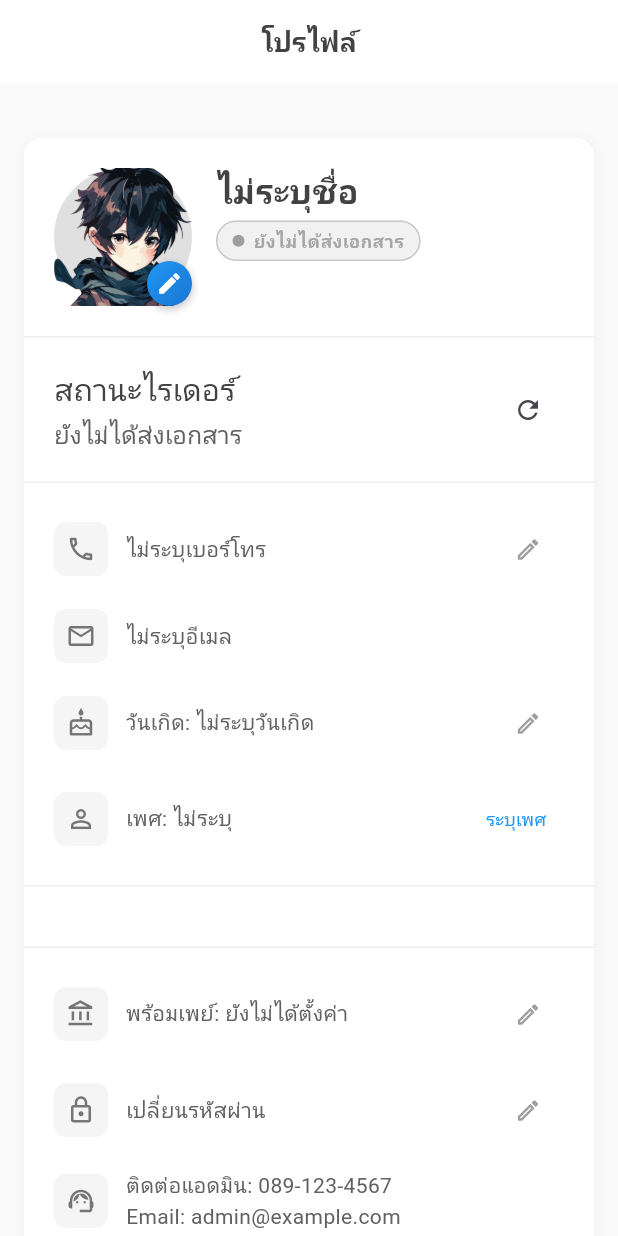
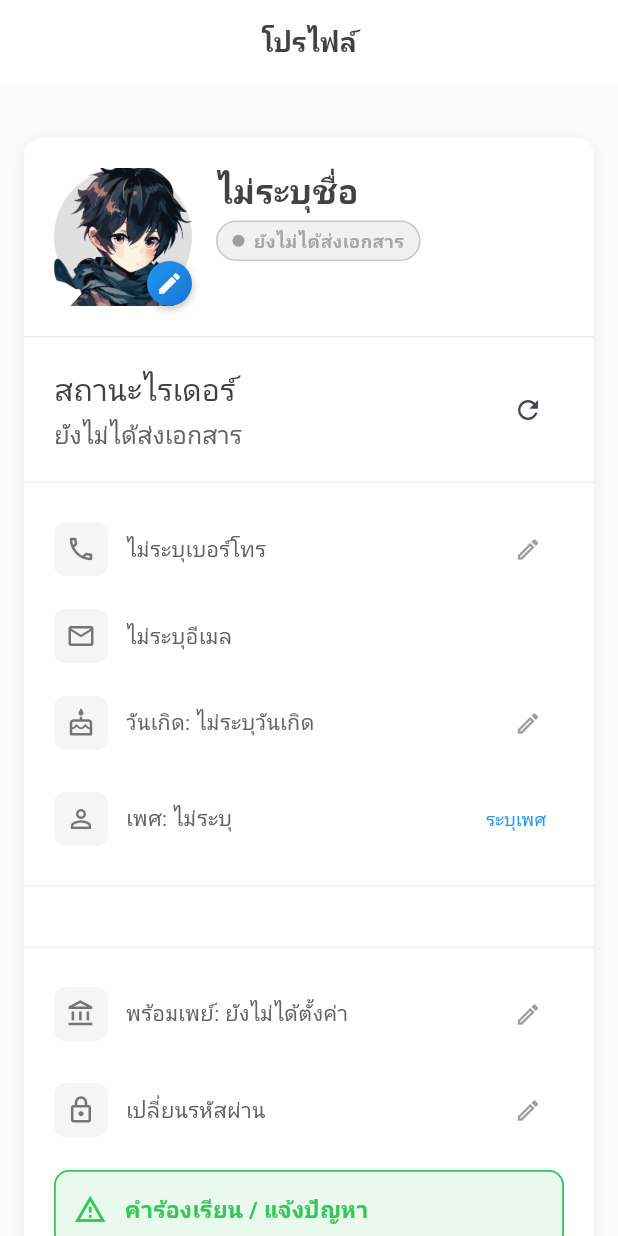
Before and after one commit to Natthawut1234/Rider_Delivery, a Flutter app: the _ProfileView screen opened directly, on a phone screen of 412 x 824 dp. Run offline on Flutter 3.47's test engine with Material 3 defaults, Android fonts, the phone set to English and light mode, and no system bars; our stand-ins replace awesome_dialog, dio, flutter_svg, flutter_tts, fluttertoast, geolocator and 7 more; missing offline and left inert: flutter_polyline_points, gal, promptpay_qrcode_generate; accounts and stored records are empty; project files that could hold a hidden picture were left out.

Commit message:
เพิ่มหน้าร้องเรียน แก้โปรไฟล์

```diff
--- a/lib/main.dart
+++ b/lib/main.dart
@@ -29,6 +29,8 @@ import 'package:rider_delivery/pages/auth/Wellcome.dart';
 import 'package:rider_delivery/APIs/middleware/AuthGuard.dart';
 import 'package:rider_delivery/pages/maps/MapNavigationPage.dart';
 import 'package:rider_delivery/services/RiderStatusService.dart';
+import 'package:rider_delivery/pages/ProfilePage/ComplaintFormPage.dart'; // ✅ import หน้าใหม่
+
 
 void main() async {
   WidgetsFlutterBinding.ensureInitialized();
@@ -91,6 +93,10 @@ class MyApp extends StatelessWidget {
         '/login': (_) => const LoginPage(),
         '/register': (_) => const Register(),
         '/riderIdentity': (_) => AuthGuard(child: const RiderIdentityPage()),
+
+        '/complaint_form': (context) => const ComplaintFormPage(), // ✅ เพิ่มตรงนี้
+
+
       },
       debugShowCheckedModeBanner: false,
     );
--- a/lib/pages/ProfilePage/Profile.dart
+++ b/lib/pages/ProfilePage/Profile.dart
@@ -634,10 +634,37 @@ class _ProfileViewState extends State<_ProfileView>
             onEdit: () => _showChangePasswordDialog(profile),
           ),
           const SizedBox(height: 16),
-          _buildInfoItem(
-            icon: Icons.support_agent_outlined,
-            title: 'ติดต่อแอดมิน: 089-123-4567\nEmail: admin@example.com',
+           // 🟢 ปุ่มคำร้องเรียนแทน “ติดต่อแอดมิน”
+        InkWell(
+          onTap: () {
+            Navigator.pushNamed(context, '/complaint_form');
+          },
+          borderRadius: BorderRadius.circular(10),
+          child: Container(
+            width: double.infinity,
+            padding: const EdgeInsets.symmetric(vertical: 14, horizontal: 12),
+            decoration: BoxDecoration(
+              color: const Color(0xFF34C759).withOpacity(0.1),
+              borderRadius: BorderRadius.circular(10),
+              border: Border.all(color: const Color(0xFF34C759), width: 1.2),
+            ),
+            child: Row(
+              children: const [
+                Icon(Icons.report_problem_outlined,
+                    color: Color(0xFF34C759), size: 22),
+                SizedBox(width: 12),
+                Text(
+                  'คำร้องเรียน / แจ้งปัญหา',
+                  style: TextStyle(
+                    color: Color(0xFF34C759),
+                    fontWeight: FontWeight.w600,
+                    fontSize: 15,
+                  ),
+                ),
+              ],
+            ),
           ),
+        ),
         ],
       ),
     );
```
Also changed, not shown: lib/pages/ProfilePage/ComplaintFormPage.dart (added, +220 -0 lines).
